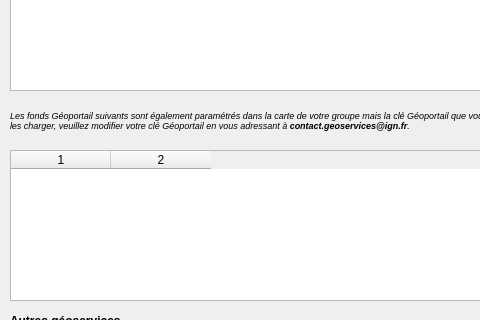
IGNF/espace-collaboratif-qgis-plugin, file FormChargerGuichet_base.ui: the form before one commit; both pictures show x 0 to 480 and y 330 to 650 of the 757 by 849 pixel window.
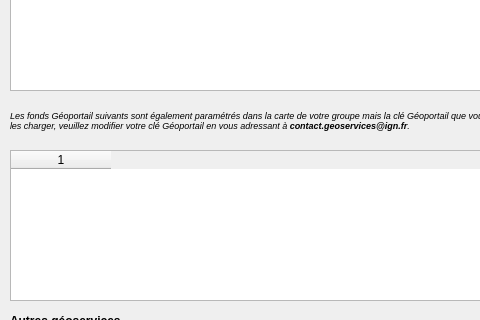
The form after the commit.

```diff
--- a/FormChargerGuichet_base.ui
+++ b/FormChargerGuichet_base.ui
@@ -251,7 +251,7 @@
     <enum>Qt::NoPen</enum>
    </property>
    <property name="columnCount">
-    <number>2</number>
+    <number>1</number>
    </property>
    <attribute name="horizontalHeaderCascadingSectionResizes">
     <bool>true</bool>
@@ -275,7 +275,6 @@
     <bool>false</bool>
    </attribute>
    <column/>
-   <column/>
   </widget>
   <widget class="QLabel" name="labelFondsGeopportailBis">
    <property name="geometry">
```
